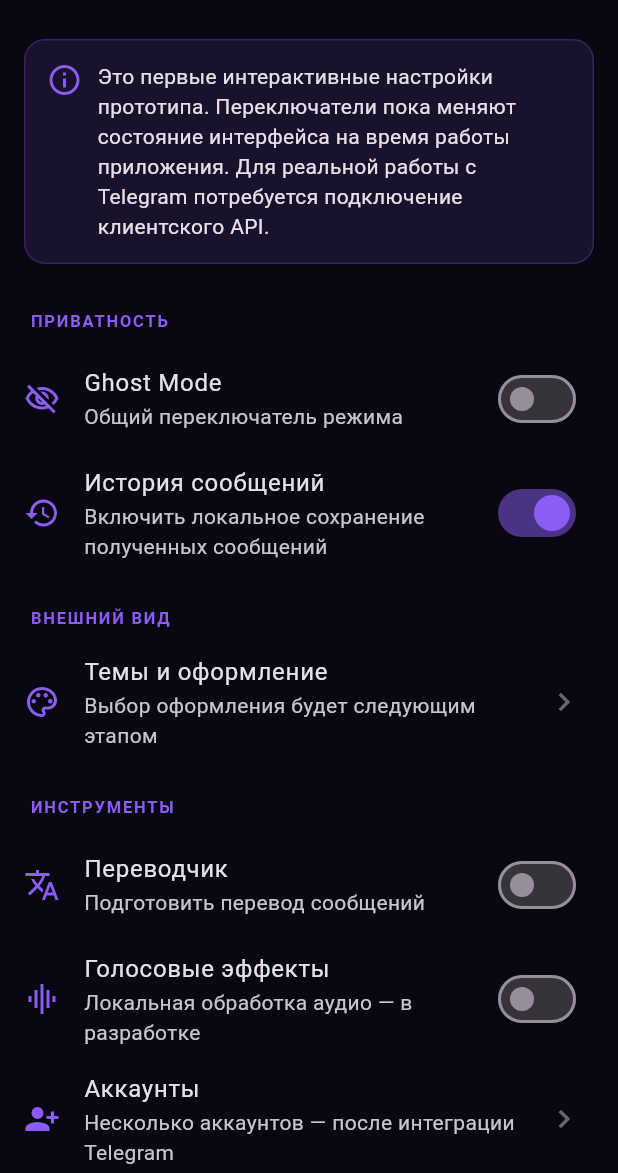
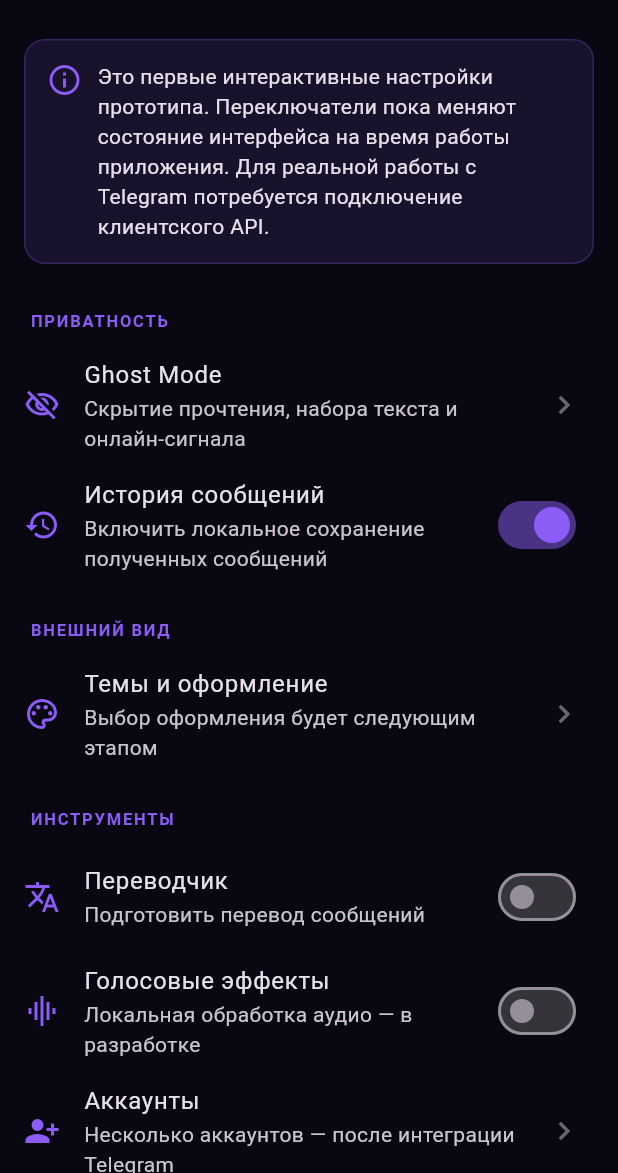
Before and after one commit to socialpsycho/DARKTG, a Flutter app: the DarkTgSettingsPage screen opened directly, on a phone screen of 412 x 824 dp, the part 63-1236 px from its top. Run offline on Flutter 3.47's test engine with Material 3 defaults, Android fonts, the phone set to English and light mode, and no system bars; our stand-ins replace shared_preferences; missing offline and left inert: handy_tdlib_next; accounts and stored records are empty.

Commit message:
Connect Ghost Mode settings page

```diff
--- a/lib/main.dart
+++ b/lib/main.dart
@@ -5,6 +5,7 @@ import 'services/local_message_archive.dart';
 import 'services/ghost_mode_service.dart';
 import 'screens/telegram_connect_page.dart';
 import 'screens/chats_page.dart';
+import 'screens/ghost_mode_settings_page.dart';
 
 Future<void> main() async {
   WidgetsFlutterBinding.ensureInitialized();
@@ -229,13 +230,10 @@ class DarkTgSettingsPage extends StatefulWidget {
 class _DarkTgSettingsPageState extends State<DarkTgSettingsPage> {
   // These switches currently control prototype UI state only.
   // Telegram-side behavior will be connected after the client API integration.
-  bool ghostMode = false;
   bool saveHistory = true;
   bool translate = false;
   bool voiceEffects = false;
   bool appLock = false;
-  bool showOnlineStatus = true;
-  bool showTypingStatus = true;
 
   Widget _switchTile({
     required IconData icon,
@@ -285,29 +283,15 @@ class _DarkTgSettingsPageState extends State<DarkTgSettingsPage> {
             ),
           ),
           const _SectionTitle('ПРИВАТНОСТЬ'),
-          _switchTile(
-            icon: Icons.visibility_off_outlined,
-            title: 'Ghost Mode',
-            subtitle: 'Общий переключатель режима',
-            value: ghostMode,
-            onChanged: (value) => setState(() => ghostMode = value),
+          ListTile(
+            leading: const Icon(Icons.visibility_off_outlined, color: accent),
+            title: const Text('Ghost Mode'),
+            subtitle: const Text('Скрытие прочтения, набора текста и онлайн-сигнала'),
+            trailing: const Icon(Icons.chevron_right, color: Colors.white38),
+            onTap: () => Navigator.of(context).push(
+              MaterialPageRoute<void>(builder: (_) => const GhostModeSettingsPage()),
+            ),
           ),
-          if (ghostMode) ...[
-            _switchTile(
-              icon: Icons.circle_outlined,
-              title: 'Показывать статус «в сети»',
-              subtitle: 'Настройка интерфейса статуса',
-              value: showOnlineStatus,
-              onChanged: (value) => setState(() => showOnlineStatus = value),
-            ),
-            _switchTile(
-              icon: Icons.keyboard_outlined,
-              title: 'Показывать набор текста',
-              subtitle: 'Настройка индикатора набора',
-              value: showTypingStatus,
-              onChanged: (value) => setState(() => showTypingStatus = value),
-            ),
-          ],
           _switchTile(
             icon: Icons.history,
             title: 'История сообщений',
```
